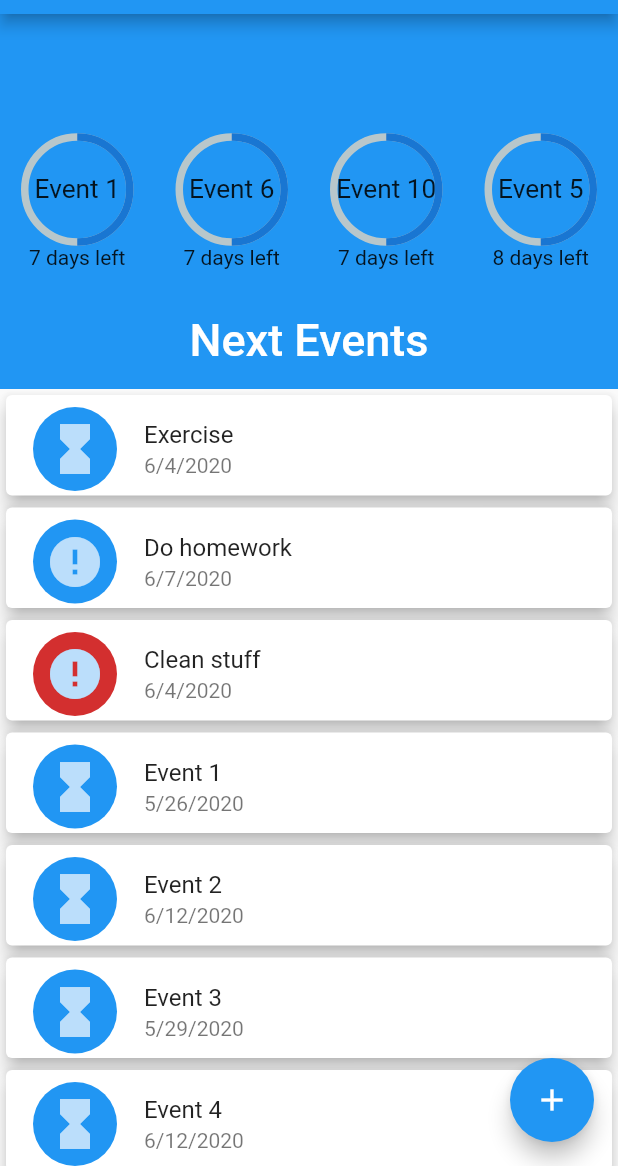
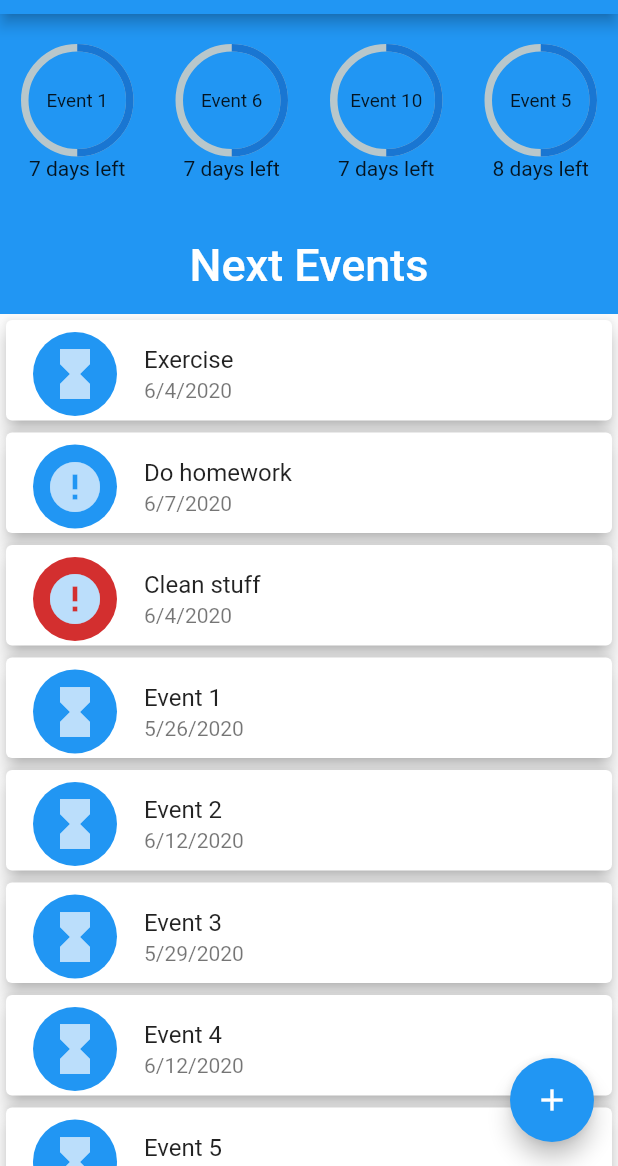
Before and after one commit to giuliano-macedo/flutter_udemy, a Flutter app: the screen it shows after launch, on a phone screen of 412 x 824 dp, the part 70-1236 px from its top. Run offline on Flutter 3.47's test engine with Material 2 defaults, Android fonts, the phone set to English and light mode, and no system bars; drawn by our look-alikes of percent_indicator.

Commit message:
possible bugfix

```diff
--- a/calendar/lib/main.dart
+++ b/calendar/lib/main.dart
@@ -70,7 +70,7 @@ class _HomePageState extends State<HomePage> {
           slivers: <Widget>[
             SliverAppBar(
               pinned: true,
-              expandedHeight: 250.0,
+              expandedHeight: 200.0,
               flexibleSpace: FlexibleSpaceBar(
                 centerTitle: true,
                 title: Text('Next Events'),
--- a/calendar/lib/widgets/next_events_box.dart
+++ b/calendar/lib/widgets/next_events_box.dart
@@ -1,3 +1,5 @@
+import 'dart:math';
+
 import 'package:flutter/material.dart';
 import 'package:percent_indicator/percent_indicator.dart';
 
@@ -9,20 +11,23 @@ class NextEventsBox extends StatelessWidget {
   Widget eventCircle(BuildContext context, CalendarEvent event) {
     final DateTime now = DateTime.now();
     final int daysLeft = event.date.difference(now).inDays;
-    final int daysPassed = event.date.difference(event.dateCreated).inDays;
+    final double percent = .5; //TODO
     return Column(
       children: <Widget>[
         CircularPercentIndicator(
           radius: 75.0,
           lineWidth: 5.0,
-          percent: 0.5, //Not sure
-          center: new Text(
-            event.name,
-            textScaleFactor: 1.25,
+          percent: percent, //Not sure
+          center: FittedBox(
+            fit: BoxFit.scaleDown,
+            child: Text(
+              event.name,
+              textScaleFactor: 0.9,
+            ),
           ),
           progressColor: Theme.of(context).primaryColorDark,
         ),
-        Text("$daysLeft days left")
+        Text("$daysLeft ${daysLeft == 1 ? 'day' : 'days'} left")
       ],
       mainAxisSize: MainAxisSize.min,
     );
@@ -31,19 +36,22 @@ class NextEventsBox extends StatelessWidget {
   List<CalendarEvent> getImportantEvents() {
     final ans = List<CalendarEvent>.from(events);
     ans.sort((CalendarEvent a, CalendarEvent b) => a.date.compareTo(b.date));
-    return ans.getRange(0, 4).toList();
+    return ans.getRange(0, min(4, events.length)).toList();
   }
 
   @override
   Widget build(BuildContext context) {
     final importantEvents = getImportantEvents();
-    return Row(
-      crossAxisAlignment: CrossAxisAlignment.center,
-      mainAxisAlignment: MainAxisAlignment.center,
-      children: List<Widget>.generate(
-          4,
-          (index) =>
-              Expanded(child: eventCircle(context, importantEvents[index]))),
+    return Padding(
+      padding: EdgeInsets.only(top: 20),
+      child: Row(
+        crossAxisAlignment: CrossAxisAlignment.start,
+        mainAxisAlignment: MainAxisAlignment.center,
+        children: List<Widget>.generate(
+            importantEvents.length,
+            (index) =>
+                Expanded(child: eventCircle(context, importantEvents[index]))),
+      ),
     );
   }
 }
```
